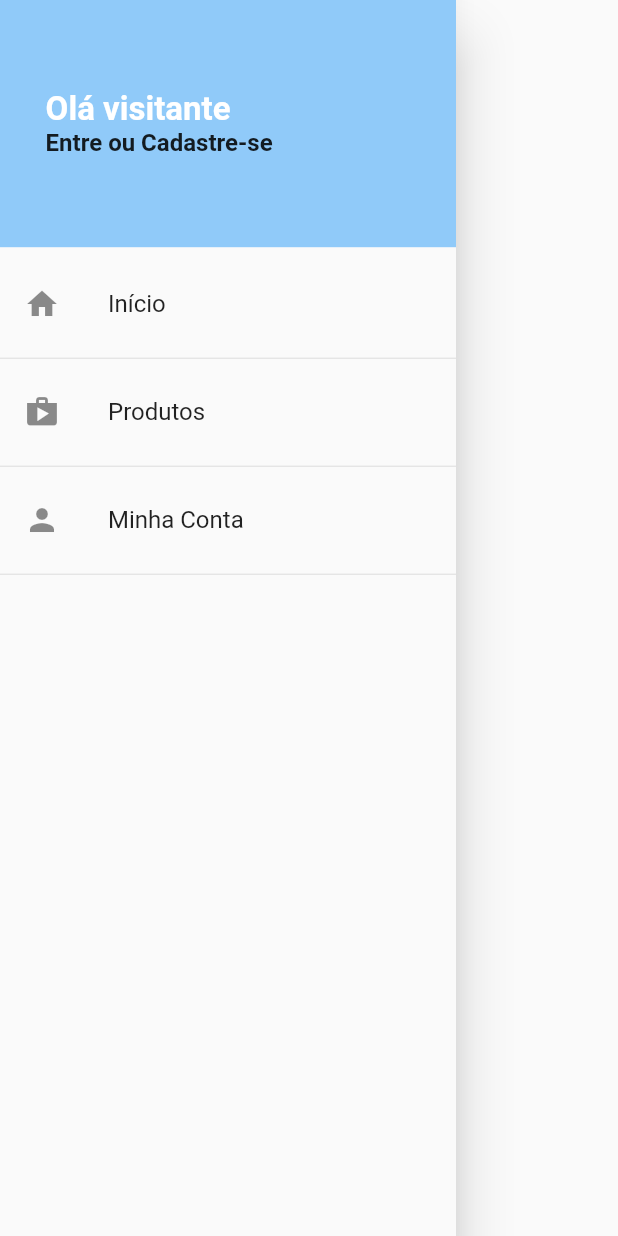
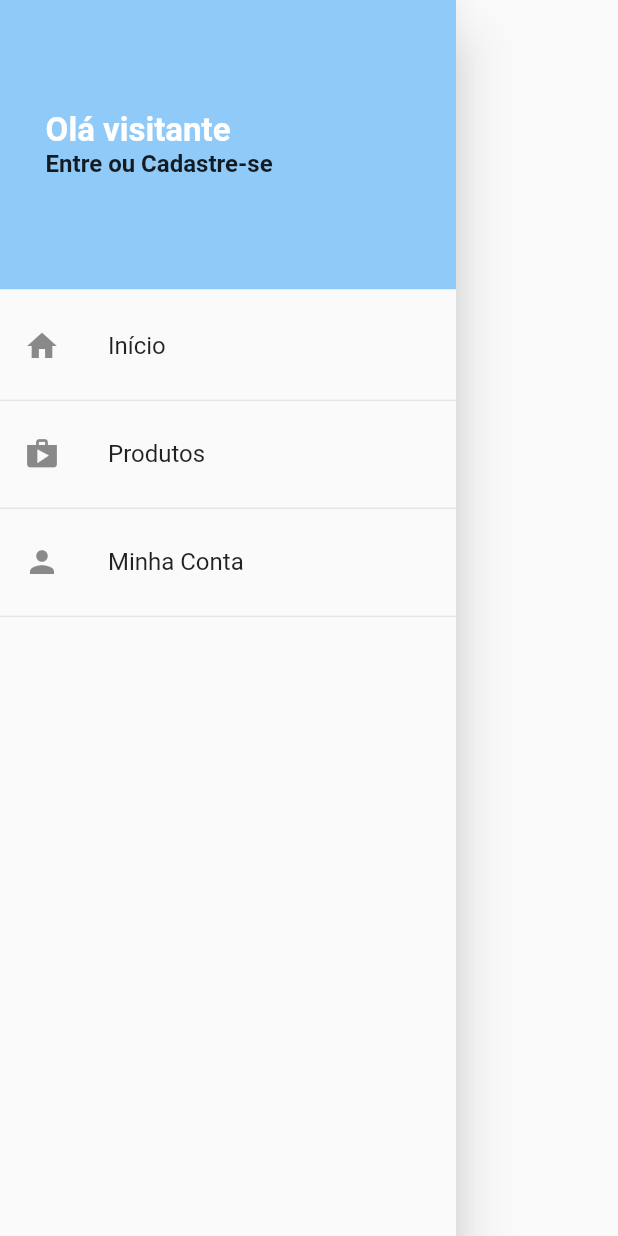
Before and after one commit to eduardoazvd17/aquarius_store, a Flutter app: the MainDrawer widget shown alone on an empty page, opened directly, on a phone screen of 412 x 824 dp. Run offline on Flutter 3.47's test engine with Material 2 defaults, Android fonts, the phone set to English and light mode, and no system bars; our stand-ins replace get, get_storage; accounts and stored records are empty.

Commit message:
Ajuste de divisão do tamanho do drawer

```diff
--- a/lib/components/main_drawer.dart
+++ b/lib/components/main_drawer.dart
@@ -14,7 +14,7 @@ class MainDrawer extends StatelessWidget {
             child: Column(
               children: <Widget>[
                 Container(
-                  height: cnt.maxHeight * 0.2,
+                  height: cnt.maxHeight * 0.234,
                   width: cnt.maxWidth,
                   color: Theme.of(context).primaryColor,
                   child: Padding(
@@ -48,7 +48,7 @@ class MainDrawer extends StatelessWidget {
                   ),
                 ),
                 Container(
-                  height: cnt.maxHeight * 0.8,
+                  height: cnt.maxHeight * 0.766,
                   width: cnt.maxWidth,
                   child: Column(
                     children: <Widget>[
```
